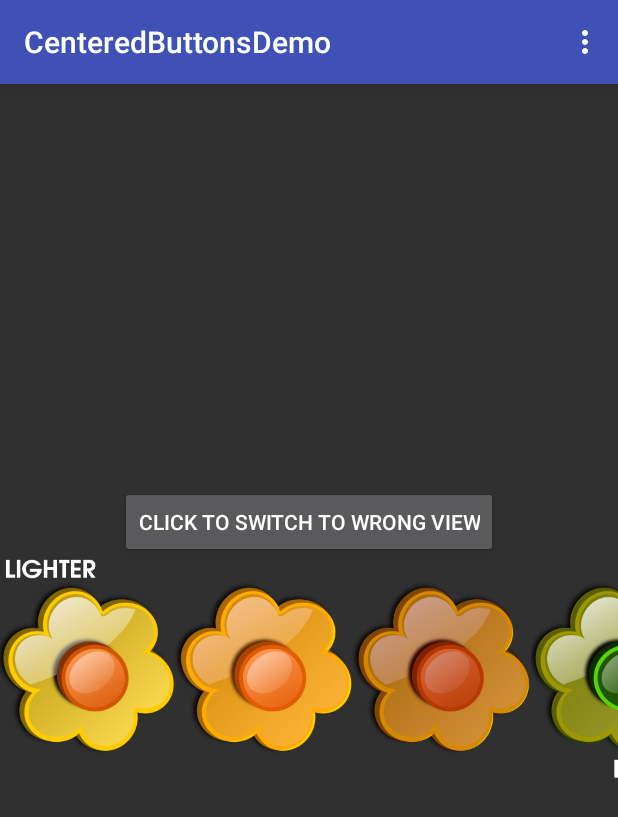
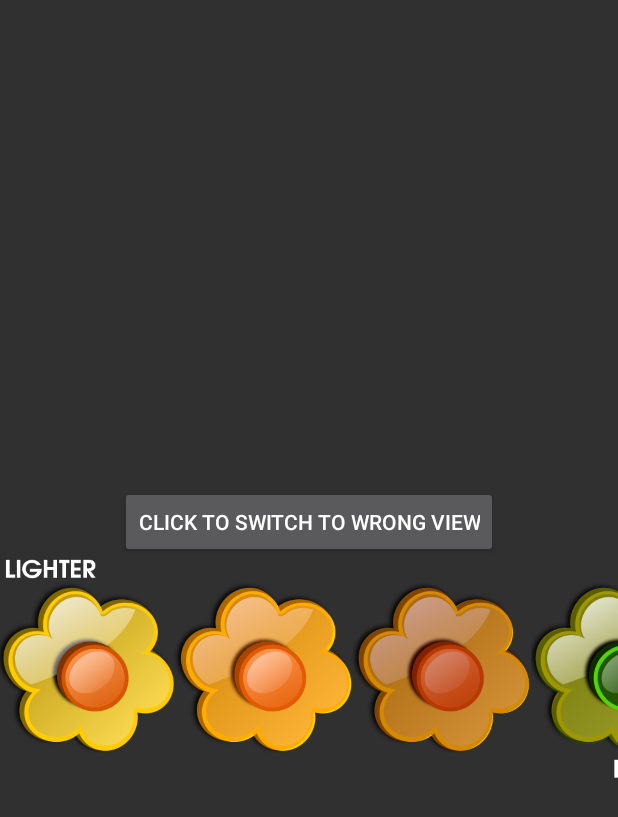
Before and after one commit to mdoery/android-centered-buttons-demo, an Android app: the screen it shows after launch (CenteredButtonDemoActivity), on a phone screen of 412 x 824 dp. Shown: the top 817 px of the screen. Run offline under Robolectric (Android 15) with nearby library versions, the phone set to English and light mode, and no system bars; 1 statement that could not run was skipped.

Commit message:
Remove AppBarLayout, which I didn't like the look of.

```diff
--- a/CenteredButtonsDemoApp/src/main/res/layout/activity_centered_button_demo.xml
+++ b/CenteredButtonsDemoApp/src/main/res/layout/activity_centered_button_demo.xml
@@ -8,20 +8,6 @@
     android:layout_height="match_parent"
     tools:context="com.mdoery.centeredbuttonsdemo.CenteredButtonDemoActivity">
 
-    <android.support.design.widget.AppBarLayout
-        android:layout_width="match_parent"
-        android:layout_height="wrap_content"
-        android:theme="@style/AppTheme.AppBarOverlay">
-
-        <android.support.v7.widget.Toolbar
-            android:id="@+id/toolbar"
-            android:layout_width="match_parent"
-            android:layout_height="?attr/actionBarSize"
-            android:background="?attr/colorPrimary"
-            app:popupTheme="@style/AppTheme.PopupOverlay" />
-
-    </android.support.design.widget.AppBarLayout>
-
     <include layout="@layout/right" />
 
 </android.support.design.widget.CoordinatorLayout>
```
Also changed, not shown: CenteredButtonsDemoApp/src/main/res/layout/activity_centered_button_demo_wrong.xml (+0 -14 lines).
